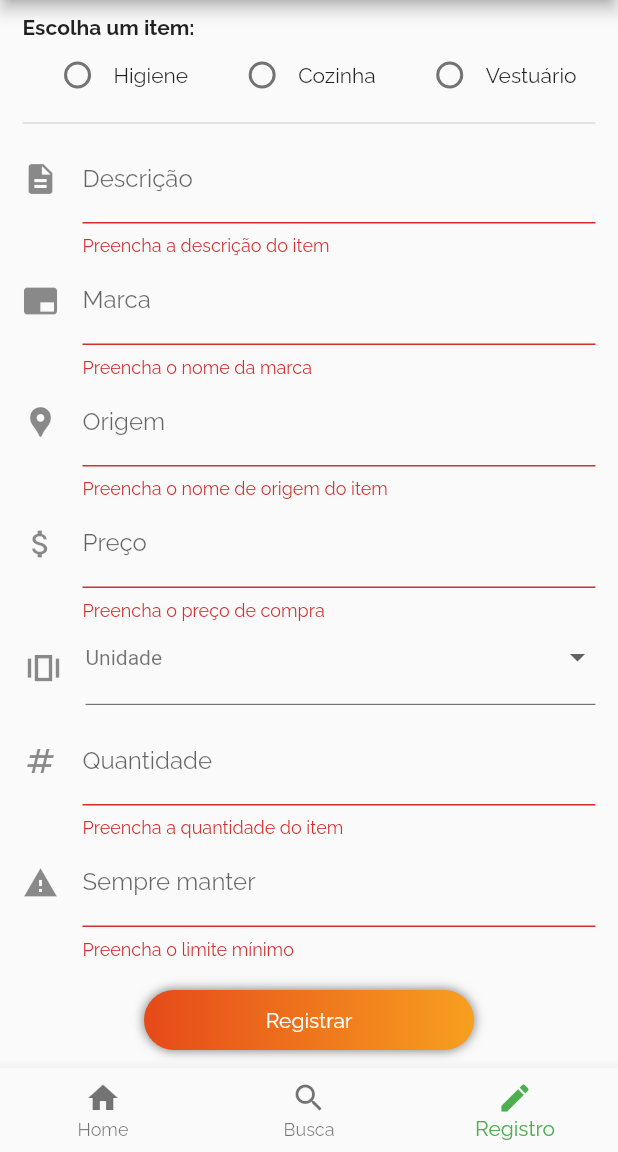
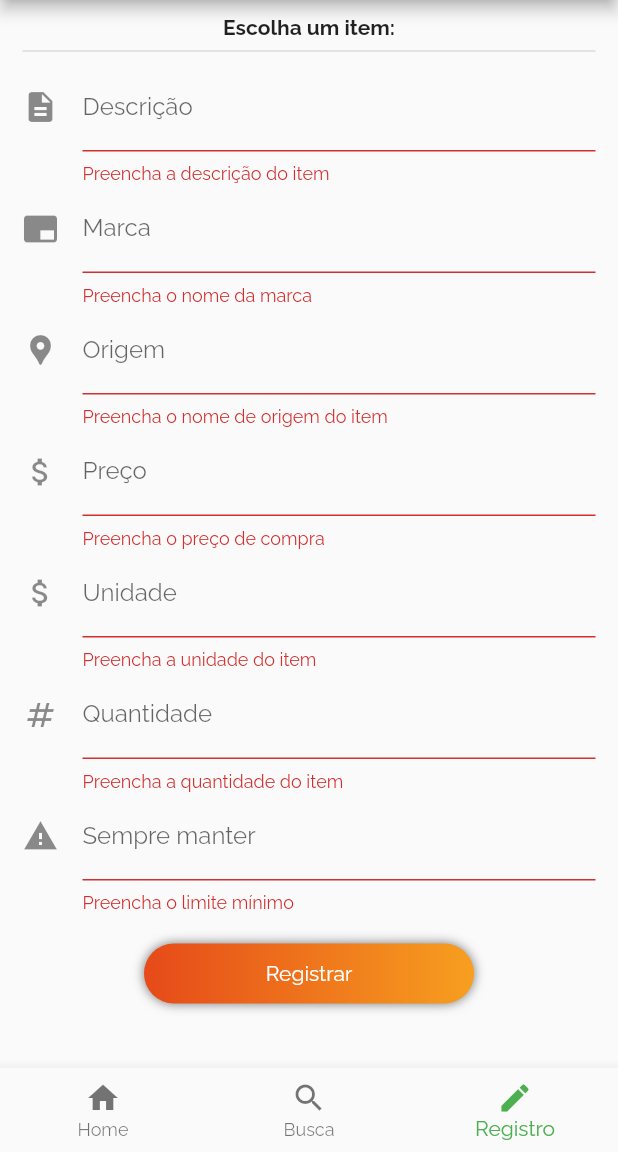
Before and after one commit to vichShir/ft-si700-homestoquer, a Flutter app: the screen it shows after launch, item 3 of the bottom bar chosen, after a tap on "Registrar", on a phone screen of 412 x 824 dp, the part 84-1236 px from its top. Run offline on Flutter 3.47's test engine with Material 2 defaults, Android fonts, the phone set to English and light mode, and no system bars; our stand-ins replace dio, flutter_bloc; network calls fail.

Commit message:
Adicionado registro item no Firebase

```diff
--- a/atividades/atividade03/lib/main.dart
+++ b/atividades/atividade03/lib/main.dart
@@ -1,7 +1,12 @@
 import 'package:flutter/material.dart';
+import 'package:flutter_bloc/flutter_bloc.dart';
+
 import 'package:si700_estoque/view/first_screen.dart';
 import 'package:si700_estoque/view/second_screen.dart';
 import 'package:si700_estoque/view/third_screen.dart';
+
+import 'bloc/manage_bloc.dart';
+import 'bloc/monitor_bloc.dart';
 
 /// Nome: Victor Yukio Shirasuna
 /// RA: 245155
@@ -62,14 +67,20 @@ class _MyHomePageState extends State<MyHomePage> {
           setState(() => _currentScreen = novoItem);
         },
       ),
-      body: IndexedStack(
-        index: _currentScreen,
-        children: const [
-            Home(),
-            Search(),
-            Register(),
+      body: MultiBlocProvider(
+        providers: [
+          BlocProvider(create: (_) => ManageBloc()),
+          BlocProvider(create: (_) => MonitorBloc()),
         ],
-      ),
+        child: IndexedStack(
+          index: _currentScreen,
+          children: [
+              Home(),
+              Search(),
+              Register(),
+          ],
+        ),
+      )
     );
   }
 }
--- /dev/null
+++ b/atividades/atividade03/lib/provider/rest_provider_no_sync.dart
@@ -0,0 +1,55 @@
+// Data Provider para o banco de dados local sqflite
+import 'dart:convert';
+import 'package:dio/dio.dart';
+
+import '../model/item.dart';
+import '../model/itens.dart';
+
+class RestServer {
+  // Atributo que irá afunilar todas as consultas
+  static RestServer helper = RestServer._createInstance();
+
+  // Construtor privado
+  RestServer._createInstance();
+
+  final Dio _dio = Dio();
+  String prefixUrl = "https://si7001s2022-b1472-default-rtdb.firebaseio.com";
+  String suffixUrl = "/.json";
+
+  Future<Item> getItem(noteId) async {
+    Response response = await _dio.get(prefixUrl + noteId + suffixUrl);
+    return Item.fromMap(response.data);
+  }
+
+  Future<void> insertNote(Item note) async {
+    Response response = await _dio.post(
+      prefixUrl + suffixUrl,
+      data: note.toMap(),
+    );
+    //return 42;
+  }
+
+  Future<int> updateNote(noteId, Item note) async {
+    Response response = await _dio.put(
+      prefixUrl + "/" + noteId + suffixUrl,
+      data: note.toMap(),
+    );
+    return 42;
+  }
+
+  Future<int> deleteNote(noteId) async {
+    Response response = await _dio.delete(prefixUrl + "/" + noteId + suffixUrl);
+    return 42;
+  }
+
+  Future<ItemCollection> getNoteList() async {
+    Response response = await _dio.get(prefixUrl + suffixUrl);
+    ItemCollection noteCollection = ItemCollection();
+
+    response.data.forEach((key, value) {
+      Item note = Item.fromMap(value);
+      noteCollection.insertNoteOfId(key, note);
+    });
+    return noteCollection;
+  }
+}
--- a/atividades/atividade03/lib/view/third_screen.dart
+++ b/atividades/atividade03/lib/view/third_screen.dart
@@ -1,29 +1,30 @@
+import 'package:si700_estoque/bloc/manage_bloc.dart';
 import 'package:flutter/material.dart';
+import 'package:flutter_bloc/flutter_bloc.dart';
 
+import '../bloc/manage_event.dart';
+import '../bloc/manage_state.dart';
 import '../model/item.dart';
 
-class Register extends StatefulWidget {
-  const Register({Key? key}) : super(key: key);
+class Register extends StatelessWidget {
+  Register({Key? key}) : super(key: key);
 
-  @override
-  State<Register> createState() => _Register();
-}
-
-class _Register extends State<Register> {
-  GlobalKey<FormState> _formKey = GlobalKey<FormState>();
-  bool _checkboxCozinha = false;
+  final GlobalKey<FormState> formKey = GlobalKey<FormState>();
+  /*bool _checkboxCozinha = false;
   bool _checkboxVestuario = false;
   int _myRadio = -1;
   String dropdownValue = 'Unidade';
-  List<String> tiposUnitarios = ["Unidade", "Quilograma", "Grama", "Litro", "Mililitro", "Caixa"];
+  List<String> tiposUnitarios = ["Unidade", "Quilograma", "Grama", "Litro", "Mililitro", "Caixa"];*/
 
-  bool painelHigiene = false;
+  /*bool painelHigiene = false;
   bool painelCozinha = false;
   bool painelVestuario = false;
 
-  DateTime _dataVencimento = DateTime.now().add(const Duration(days: 7));
+  DateTime _dataVencimento = DateTime.now().add(const Duration(days: 7));*/
 
-  void showPainelHigiene(){
+  final Item item = Item();
+
+  /*void showPainelHigiene(){
     painelHigiene = true;
     painelCozinha = false;
     painelVestuario = false;
@@ -39,26 +40,33 @@ class _Register extends State<Register> {
     painelHigiene = false;
     painelCozinha = false;
     painelVestuario = true;
-  }
+  }*/
 
   @override
   Widget build(BuildContext context) {
+    return BlocBuilder<ManageBloc, ManageState>(builder: (context, state) {
+      Item note;
+      if (state is UpdateState) {
+        note = state.previousNote;
+      } else {
+        note = Item();
+      }
       return Scaffold(
         body: ListView(
           children: <Widget>[
             Container(
               margin: const EdgeInsets.symmetric(vertical: 10, horizontal: 15),
               child: Form(
-              key: _formKey,
+                key: formKey,
                 child: Column(
                   children: <Widget>[
                     chooseItem(),
                     const Divider(thickness: 1),
                     itemFields(),
-                  higieneFields(),
-                  cozinhaFields(),
-                  vestuarioFields(),
-                  formButton(),
+                    //higieneFields(),
+                    //cozinhaFields(),
+                    //vestuarioFields(),
+                    submitButton(note, context, state),
                   ],
                 ),
               ),
@@ -66,6 +74,7 @@ class _Register extends State<Register> {
           ],
         ),
       );
+    });
   }
 
   Widget chooseItem() {
@@ -79,7 +88,7 @@ class _Register extends State<Register> {
             fontWeight: FontWeight.bold,
           ),
         ),
-        Row(
+        /*Row(
           mainAxisAlignment: MainAxisAlignment.spaceAround,
           crossAxisAlignment: CrossAxisAlignment.center,
           children: <Widget>[
@@ -132,7 +141,7 @@ class _Register extends State<Register> {
               ],
             ),
           ],
-        ),
+        ),*/
       ]
     );
   }
@@ -146,7 +155,6 @@ class _Register extends State<Register> {
             hintText: "Suco de Laranja 1,35LT",
             labelText: "Descrição",
           ),
-          onSaved: (String? value) {},
           validator: (String? value) {
             if (value != null) {
               if (value.isEmpty) {
@@ -158,6 +166,9 @@ class _Register extends State<Register> {
               return "Algo errado ocorreu";
             }
           },
+          onSaved: (value) {
+            item.descricao = value!;
+          },
         ),
         TextFormField(
           decoration: const InputDecoration(
@@ -165,7 +176,6 @@ class _Register extends State<Register> {
             hintText: "Neat",
             labelText: "Marca",
           ),
-          onSaved: (String? value) {},
           validator: (String? value) {
             if (value != null) {
               if (value.isEmpty) {
@@ -177,6 +187,9 @@ class _Register extends State<Register> {
               return "Algo errado ocorreu";
             }
           },
+          onSaved: (value) {
+            item.marca = value!;
+          },
         ),
         TextFormField(
           decoration: const InputDecoration(
@@ -184,7 +197,6 @@ class _Register extends State<Register> {
             hintText: "Supermercado Enxuto",
             labelText: "Origem",
           ),
-          onSaved: (String? value) {},
           validator: (String? value) {
             if (value != null) {
               if (value.isEmpty) {
@@ -196,6 +208,9 @@ class _Register extends State<Register> {
               return "Algo errado ocorreu";
             }
           },
+          onSaved: (value) {
+            item.origem = value!;
+          },
         ),
         TextFormField(
           keyboardType: const TextInputType.numberWithOptions(decimal: true),
@@ -204,7 +219,6 @@ class _Register extends State<Register> {
             hintText: "1.99",
             labelText: "Preço",
           ),
-          onSaved: (String? value) {},
           validator: (String? value) {
             if (value != null) {
               if (value.isEmpty) {
@@ -216,8 +230,32 @@ class _Register extends State<Register> {
               return "Algo errado ocorreu";
             }
           },
+          onSaved: (value) {
+            item.preco = double.parse(value!);
+          },
         ),
-        Row(
+        TextFormField(
+          decoration: const InputDecoration(
+            icon: Icon(Icons.attach_money),
+            hintText: "UN",
+            labelText: "Unidade",
+          ),
+          validator: (String? value) {
+            if (value != null) {
+              if (value.isEmpty) {
+                return "Preencha a unidade do item";
+              } else {
+                return null;
+              }
+            } else {
+              return "Algo errado ocorreu";
+            }
+          },
+          onSaved: (value) {
+            item.unidade = value!;
+          },
+        ),
+        /*Row(
           mainAxisAlignment: MainAxisAlignment.spaceBetween,
           children: <Widget>[
             const Icon(
@@ -252,7 +290,7 @@ class _Register extends State<Register> {
               ),
             ),
           ],
-        ),
+        ),*/
         TextFormField(
           keyboardType: const TextInputType.numberWithOptions(decimal: false),
           decoration: const InputDecoration(
@@ -260,7 +298,6 @@ class _Register extends State<Register> {
             hintText: "1",
             labelText: "Quantidade",
           ),
-          onSaved: (String? value) {},
           validator: (String? value) {
             if (value != null) {
               if (value.isEmpty) {
@@ -272,6 +309,9 @@ class _Register extends State<Register> {
               return "Algo errado ocorreu";
             }
           },
+          onSaved: (value) {
+            item.quantidade = int.parse(value!);
+          },
         ),
         TextFormField(
           keyboardType: const TextInputType.numberWithOptions(decimal: false),
@@ -280,7 +320,6 @@ class _Register extends State<Register> {
             hintText: "1",
             labelText: "Sempre manter",
           ),
-          onSaved: (String? value) {},
           validator: (String? value) {
             if (value != null) {
               if (value.isEmpty) {
@@ -292,12 +331,15 @@ class _Register extends State<Register> {
               return "Algo errado ocorreu";
             }
           },
+          onSaved: (value) {
+            item.minQuantidade = int.parse(value!);
+          },
         ),
       ],
     );
   }
 
-  Widget higieneFields() {
+  /*Widget higieneFields() {
     return Column(
       children: <Widget>[
         Visibility(
@@ -457,9 +499,9 @@ class _Register extends State<Register> {
         ),
       ]
     );
-  }
+  }*/
 
-  Widget formButton() {
+  Widget submitButton(Item note, BuildContext context, ManageState state) {
     return SizedBox(
       height: 80,
       width: 220,
@@ -488,8 +530,10 @@ class _Register extends State<Register> {
           ),
           child: const Text("Registrar"),
           onPressed: () {
-            if (_formKey.currentState!.validate()) {
-              _formKey.currentState!.save();
+            if (formKey.currentState!.validate()) {
+              formKey.currentState!.save();
+              BlocProvider.of<ManageBloc>(context).add(SubmitEvent(note: item));
+              formKey.currentState!.reset();
 
               ScaffoldMessenger.of(context).showSnackBar(SnackBar(
                 backgroundColor: Colors.green,
```
Also changed, not shown: atividades/atividade03/lib/view/second_screen.dart (+46 -3 lines). Lines whose indentation alone changed are shown as unchanged.
